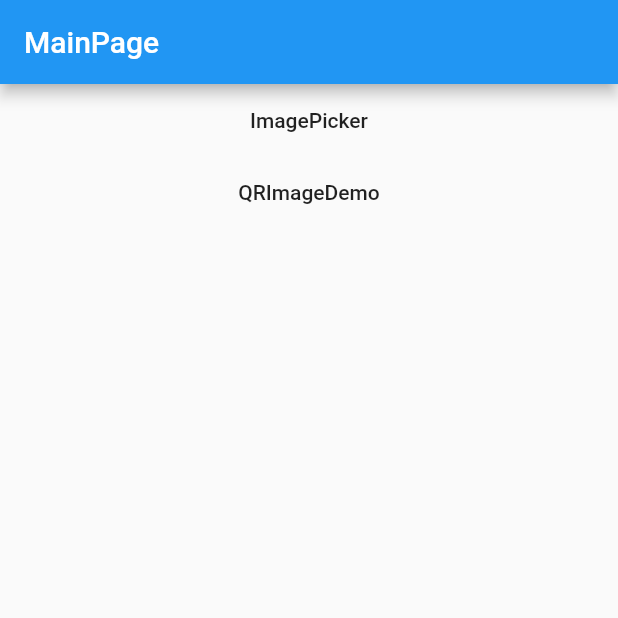
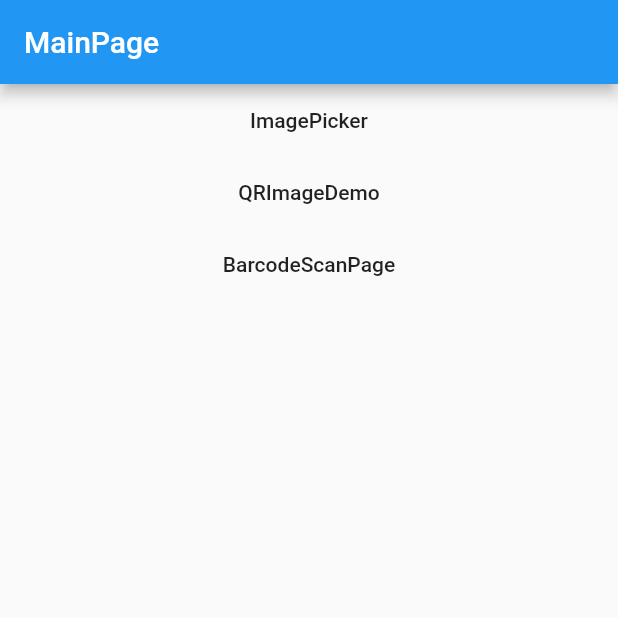
Before and after one commit to CAM1113/flutter_io_demo, a Flutter app: the screen it shows after launch, on a phone screen of 412 x 824 dp, the top half of it. Run offline on Flutter 3.47's test engine with Material 2 defaults, Android fonts, the phone set to English and light mode, and no system bars; our stand-ins replace image_picker, qr_flutter; missing offline and left inert: qr_code_scanner.

Commit message:
准备测试布局组件

```diff
--- a/lib/main.dart
+++ b/lib/main.dart
@@ -1,7 +1,10 @@
+
 
 import 'package:flutter/material.dart';
+
 import 'package:flutter_io_demo/pages/ImagePickerDemo.dart';
 import 'package:flutter_io_demo/pages/MainPage.dart';
+import 'package:flutter_io_demo/pages/QRCodeScannerDemo.dart';
 import 'package:flutter_io_demo/pages/QRImageDemo.dart';
 
 void main() => runApp(App());
@@ -10,10 +13,12 @@ class App extends StatelessWidget {
   static const String mainPage = "mainPage";
   static const String imagePickerDemo = "imagePickerDemo";
   static const String qrImageDemo = "qrImageDemo";
+  static const String barcodeScanPage = "BarcodeScanPage";
   static final routeMap = {
     mainPage:(context) => MainPage(),
     imagePickerDemo:(context) => ImagePickerDemo(),
     qrImageDemo:(context)=>QRImagePageDemo(),
+    barcodeScanPage:(context)=>QRCodeScanPage()
   };
   @override
   Widget build(BuildContext context) {
--- a/lib/pages/MainPage.dart
+++ b/lib/pages/MainPage.dart
@@ -28,6 +28,12 @@ class MainPage extends StatelessWidget{
                 Navigator.of(context).pushNamed(App.qrImageDemo);
               },
             ),
+            FlatButton(
+              child: Text("BarcodeScanPage"),
+              onPressed: (){
+                Navigator.of(context).pushNamed(App.barcodeScanPage);
+              },
+            ),
           ],
         ),
       ),
--- /dev/null
+++ b/lib/r.dart
@@ -0,0 +1,4 @@
+class R {
+  /// ![](http://127.0.0.1:9528/images/vgg16.png)
+  static final String imagesVgg16 = 'images/vgg16.png';
+}
--- a/pubspec.yaml
+++ b/pubspec.yaml
@@ -25,6 +25,7 @@ dependencies:
   cupertino_icons: ^0.1.2
   image_picker: ^0.6.3+4
   qr_flutter: ^3.1.0
+  qr_code_scanner: ^0.0.12
 
 dev_dependencies:
   flutter_test:
@@ -44,7 +45,10 @@ flutter:
 
   # To add assets to your application, add an assets section, like this:
   assets:
+  # assets-generator-begin
+  # images/*
     - images/vgg16.png
+  # assets-generator-end
   #  - images/a_dot_ham.jpeg
 
   # An image asset can refer to one or more resolution-specific "variants", see
```
Also changed, not shown: lib/pages/QRCodeScannerDemo.dart (added, +61 -0 lines), pubspec.lock, 1 other file.
